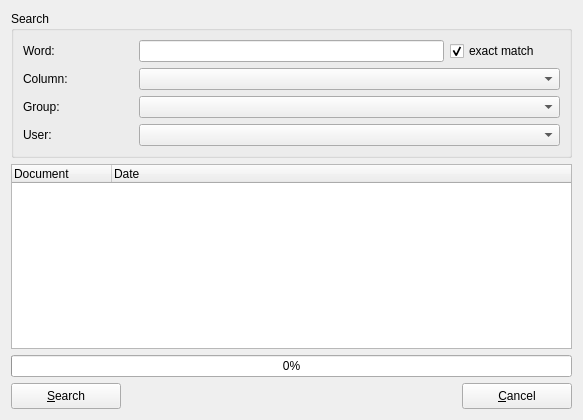
This is trunk/libdms/ui/search.ui in BackupTheBerlios/dms-svn as Qt 5 draws it before an edit. The edited form follows.
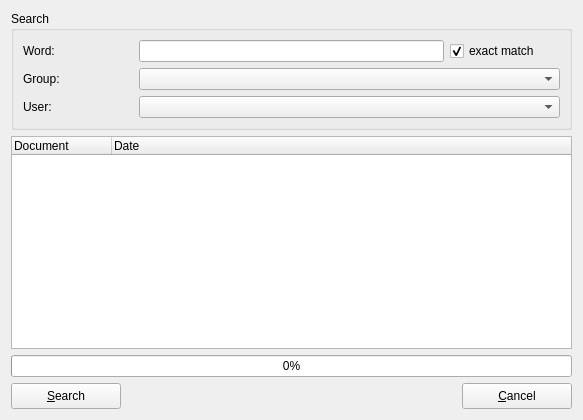
This is the edited form. Icons and pictures are not drawn.

```diff
--- a/trunk/libdms/ui/search.ui
+++ b/trunk/libdms/ui/search.ui
@@ -77,32 +77,6 @@
       <item row="1" column="0" >
        <layout class="QHBoxLayout" >
         <item>
-         <widget class="QLabel" name="labelSearchColumn" >
-          <property name="minimumSize" >
-           <size>
-            <width>110</width>
-            <height>0</height>
-           </size>
-          </property>
-          <property name="maximumSize" >
-           <size>
-            <width>110</width>
-            <height>16777215</height>
-           </size>
-          </property>
-          <property name="text" >
-           <string>Column:</string>
-          </property>
-         </widget>
-        </item>
-        <item>
-         <widget class="QComboBox" name="comboBoxSearchColumn" />
-        </item>
-       </layout>
-      </item>
-      <item row="2" column="0" >
-       <layout class="QHBoxLayout" >
-        <item>
          <widget class="QLabel" name="labelSearchGroup" >
           <property name="minimumSize" >
            <size>
@@ -126,7 +100,7 @@
         </item>
        </layout>
       </item>
-      <item row="3" column="0" >
+      <item row="2" column="0" >
        <layout class="QHBoxLayout" >
         <item>
          <widget class="QLabel" name="labelSearchUser" >
```
